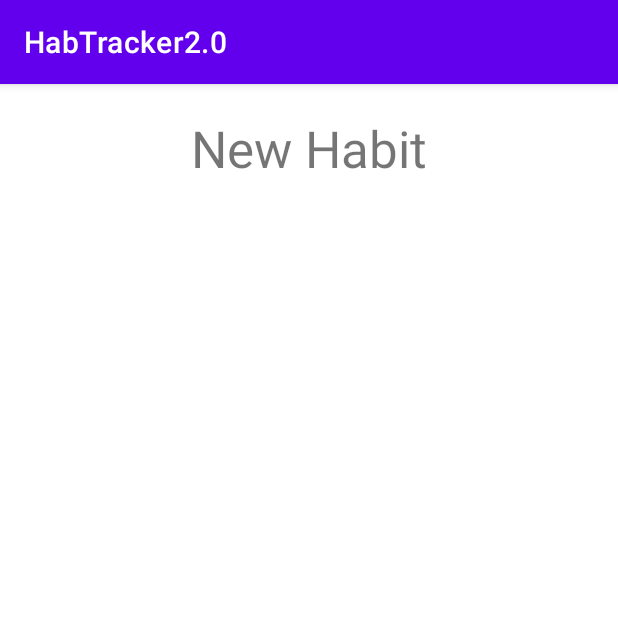
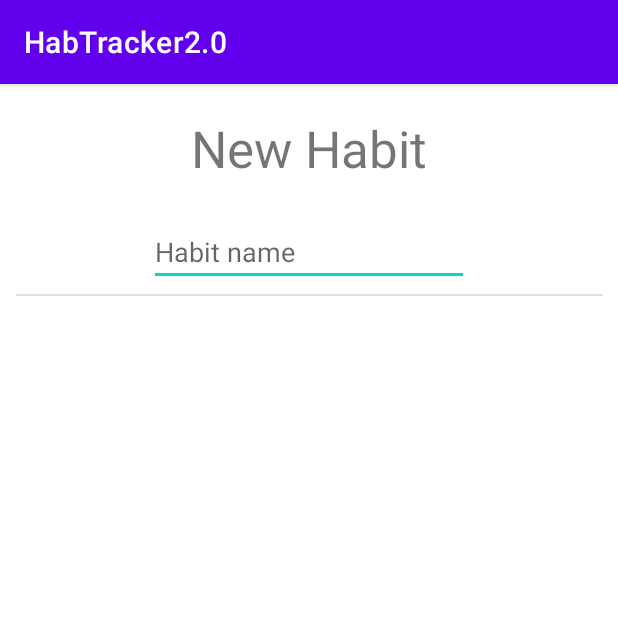
Before and after one commit to MrYee4/HabTracker2.0, an Android app: the CreateTask screen opened directly, with no data from a screen before it, on a phone screen of 412 x 824 dp, the top half of it. Run offline under Robolectric (Android 15) with nearby library versions, the phone set to English and light mode, and no system bars.

Commit message:
Added a repository, added a string, added some functions to Task.java, added a button to MainActivity.java, added some elements to activity_create_task.xml

```diff
--- a/app/src/main/java/com/example/habtracker20/MainActivity.java
+++ b/app/src/main/java/com/example/habtracker20/MainActivity.java
@@ -27,12 +27,15 @@ public class MainActivity extends AppCompatActivity {
 
         // Button to go to Calendar
         Button button = findViewById(R.id.button_first);
-        button.setOnClickListener(new View.OnClickListener() {
-            @Override
-            public void onClick(View view) {
-                Intent intent = new Intent (MainActivity.this, CalendarDisplay.class);
-                startActivity(intent);
-            }
+        button.setOnClickListener(view -> {
+            Intent intent = new Intent (MainActivity.this, CalendarDisplay.class);
+            startActivity(intent);
+        });
+
+        FloatingActionButton fab = findViewById(R.id.fab);
+        fab.setOnClickListener(v -> {
+            Intent intent = new Intent(MainActivity.this, CreateTask.class);
+            startActivity(intent);
         });
 
 /*
--- a/app/src/main/res/layout/activity_create_task.xml
+++ b/app/src/main/res/layout/activity_create_task.xml
@@ -16,4 +16,29 @@
         app:layout_constraintEnd_toEndOf="parent"
         app:layout_constraintStart_toStartOf="parent"
         app:layout_constraintTop_toTopOf="parent" />
+
+    <View
+        android:id="@+id/divider"
+        android:layout_width="391dp"
+        android:layout_height="1dp"
+        android:layout_marginTop="5dp"
+        android:background="?android:attr/listDivider"
+        app:layout_constraintEnd_toEndOf="parent"
+        app:layout_constraintStart_toStartOf="parent"
+        app:layout_constraintTop_toBottomOf="@+id/nameOfHabit" />
+
+    <EditText
+        android:id="@+id/nameOfHabit"
+        android:layout_width="wrap_content"
+        android:layout_height="wrap_content"
+        android:layout_marginTop="24dp"
+        android:ems="10"
+        android:hint="@string/nameHint"
+        android:autofillHints=""
+        android:inputType="text"
+        android:text=""
+        app:layout_constraintEnd_toEndOf="parent"
+        app:layout_constraintStart_toStartOf="parent"
+        app:layout_constraintTop_toBottomOf="@+id/habitTitle" />
+
 </androidx.constraintlayout.widget.ConstraintLayout>
--- a/app/src/main/res/values/strings.xml
+++ b/app/src/main/res/values/strings.xml
@@ -15,4 +15,5 @@
     <string name="return_to_main_activity">Back</string>
 
     <string name="newTask">New Habit</string>
+    <string name="nameHint">Habit name</string>
 </resources>
```
Also changed, not shown: gradle/wrapper/gradle-wrapper.properties.
